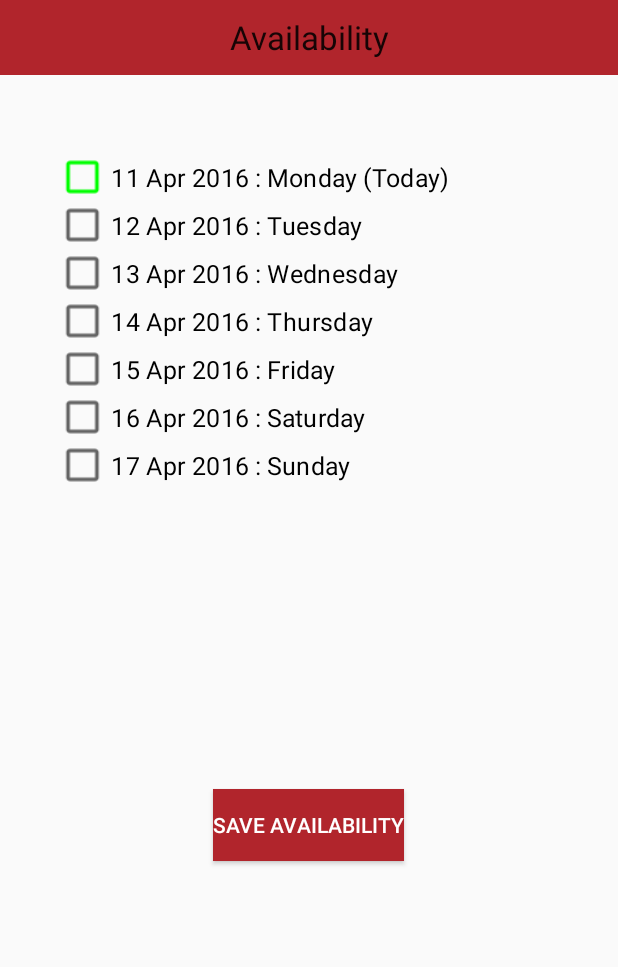
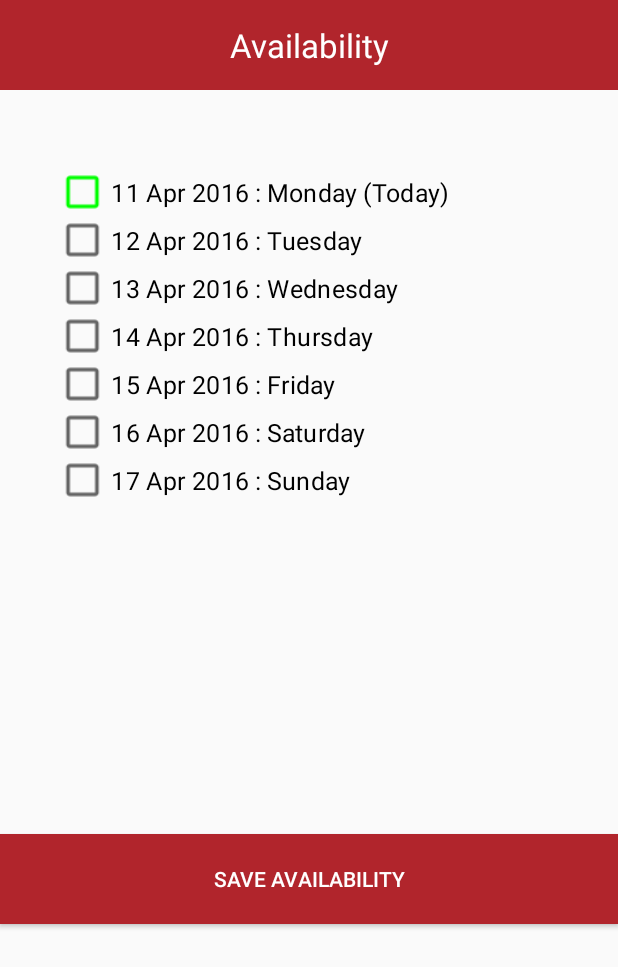
Before and after one commit to prot95/Hestia_first, an Android app: the Availability screen opened directly, with no data from a screen before it, on a phone screen of 412 x 824 dp. Shown: the top 967 px of the screen. Run offline under Robolectric (Android 15) with nearby library versions, the phone set to English and light mode, and no system bars.

Commit message:
Some more changes

```diff
--- a/app/src/main/res/layout/activity_availability.xml
+++ b/app/src/main/res/layout/activity_availability.xml
@@ -11,11 +11,12 @@
 
     <TextView
         android:layout_width="match_parent"
-        android:layout_height="50dp"
+        android:layout_height="60dp"
         android:textAppearance="?android:attr/textAppearanceLarge"
         android:text="Availability"
         android:background="@color/actionbar_background"
         android:id="@+id/textView"
+        android:textColor="#fff"
         android:layout_alignParentTop="true"
         android:layout_alignParentLeft="true"
         android:layout_alignParentStart="false"
@@ -120,13 +121,13 @@
         android:layout_marginStart="70dp"/>
 
     <Button
-        android:layout_width="wrap_content"
-        android:layout_height="wrap_content"
+        android:layout_width="match_parent"
+        android:layout_height="60dp"
         android:text="Save Availability"
         android:id="@+id/button2"
         android:background="@color/actionbar_background"
         android:textColor="#ffffff"
-        android:layout_marginTop="200dp"
+        android:layout_marginTop="220dp"
         android:layout_alignParentBottom="true"
         android:layout_alignParentRight="true"
         android:layout_alignParentEnd="true"
```
